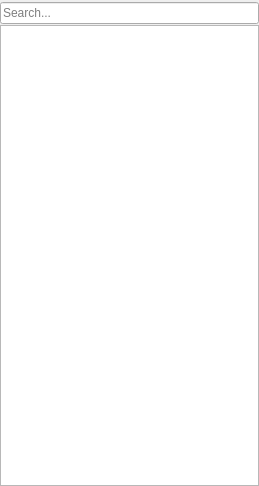
Above: src/sidebar/bookmarkssidebar.ui from QupZilla/qupzilla before the change. Below: the same form after it.
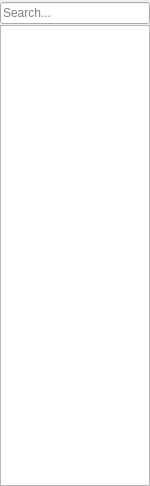
That is the form after the change. Custom widgets are drawn as their Qt base class.

Patch:
```diff
--- a/src/sidebar/bookmarkssidebar.ui
+++ b/src/sidebar/bookmarkssidebar.ui
@@ -6,7 +6,7 @@
    <rect>
     <x>0</x>
     <y>0</y>
-    <width>259</width>
+    <width>150</width>
     <height>486</height>
    </rect>
   </property>
```
